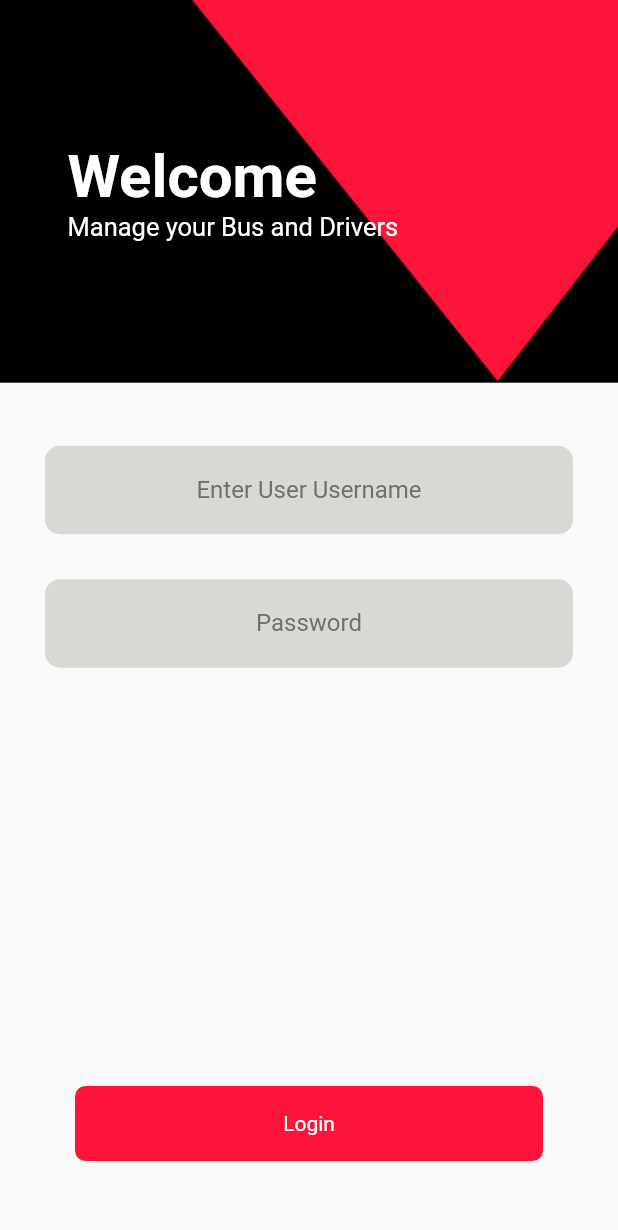
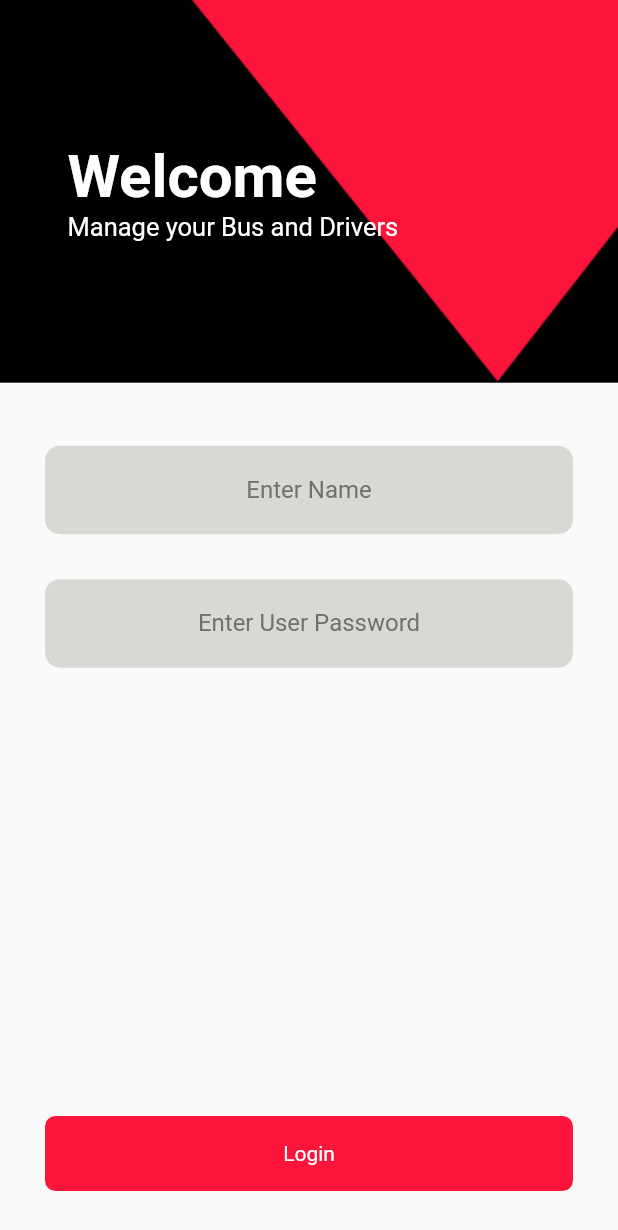
Before and after one commit to vishnuv6333/moovbe_test, a Flutter app: the LoginScreen screen opened by its route, on a phone screen of 412 x 824 dp. Shown: the top 1230 px of the screen. Run offline on Flutter 3.47's test engine with Material 2 defaults, Android fonts, the phone set to English and light mode, and no system bars; our stand-ins replace fluttertoast, hexcolor, shared_preferences; accounts and stored records are empty.

Commit message:
api ntegration user logn add driver

```diff
--- /dev/null
+++ b/lib/Model/AuthModel.dart
@@ -0,0 +1,47 @@
+// To parse this JSON data, do
+//
+//     final authentication = authenticationFromJson(jsonString);
+
+import 'package:meta/meta.dart';
+import 'dart:convert';
+
+Authentication authenticationFromJson(String str) =>
+    Authentication.fromJson(json.decode(str));
+
+String authenticationToJson(Authentication data) => json.encode(data.toJson());
+
+class Authentication {
+  final bool? status;
+  final String? name;
+  final String? refresh;
+  final String? access;
+  final String message;
+  final String? urlId;
+
+  Authentication({
+    required this.status,
+    required this.name,
+    required this.refresh,
+    required this.access,
+    required this.message,
+    required this.urlId,
+  });
+
+  factory Authentication.fromJson(Map<String, dynamic> json) => Authentication(
+        status: json["status"],
+        name: json["name"],
+        refresh: json["refresh"],
+        access: json["access"],
+        message: json["message"],
+        urlId: json["url_id"],
+      );
+
+  Map<String, dynamic> toJson() => {
+        "status": status,
+        "name": name,
+        "refresh": refresh,
+        "access": access,
+        "message": message,
+        "url_id": urlId,
+      };
+}
--- a/lib/Router/route_mange.dart
+++ b/lib/Router/route_mange.dart
@@ -1,12 +1,13 @@
 import 'package:flutter/material.dart';
 import '../Widget/Login_screen.dart';
-import '../Widget/driver_screen.dart';
+import '../Widget/add_driver_screen.dart';
 import '../Widget/driver_screen.dart';
 import '../Widget/home_screen.dart';
 
 // ignore: non_constant_identifier_names
 var RouteManage = <String, WidgetBuilder>{
-  '/login': (context) => const LoginScreen(),
+  '/login': (context) => LoginScreen(),
   '/home': (context) => const HomeScreen(),
   '/driver': (context) => const DriverList(),
+  '/addDriver': (context) => AddDriver(),
 };
--- a/lib/Widget/Login_screen.dart
+++ b/lib/Widget/Login_screen.dart
@@ -1,22 +1,36 @@
 import 'package:flutter/material.dart';
 import 'package:hexcolor/hexcolor.dart';
-import 'package:mooovbe/Widget/home_screen.dart';
+import 'package:provider/provider.dart';
+import 'package:shared_preferences/shared_preferences.dart';
+import '../Provider/Auth.dart';
+import 'common/form.dart';
 
 class LoginScreen extends StatelessWidget {
-  const LoginScreen({Key? key}) : super(key: key);
+  LoginScreen({Key? key}) : super(key: key);
+  final _formKey = GlobalKey<FormState>();
 
   @override
   Widget build(BuildContext context) {
+    final formData = Provider.of<AuthProvider>(context, listen: false);
     return SafeArea(
       child: Scaffold(
         resizeToAvoidBottomInset: false,
         floatingActionButtonLocation:
             FloatingActionButtonLocation.miniCenterDocked,
         floatingActionButton: Padding(
-          padding: const EdgeInsets.all(50),
+          padding: const EdgeInsets.all(30),
           child: InkWell(
-            onTap: () {
-              Navigator.of(context).pushNamed("/home");
+            onTap: () async {
+              if (_formKey.currentState!.validate() == true) {
+                await formData.userlogin(context);
+                if (formData.isLoggedIn == true) {
+                  Navigator.pushNamedAndRemoveUntil(
+                    context,
+                    '/home',
+                    (route) => false,
+                  );
+                }
+              }
             },
             child: Container(
               height: 50,
@@ -68,82 +82,9 @@ class LoginScreen extends StatelessWidget {
               ],
             ),
           ),
-          FormWidget()
+          FormWidget(type: "Login", formKey: _formKey)
         ]),
       ),
     );
   }
 }
-
-class FormWidget extends StatelessWidget {
-  const FormWidget({
-    Key? key,
-  }) : super(key: key);
-
-  @override
-  Widget build(BuildContext context) {
-    return Form(
-        child: Column(
-      children: [
-        Padding(
-          padding: const EdgeInsets.only(left: 30, right: 30, top: 42),
-          child: TextFormField(
-            decoration: InputDecoration(
-                floatingLabelBehavior: FloatingLabelBehavior.never,
-                alignLabelWithHint: true,
-                border: OutlineInputBorder(
-                  borderRadius: BorderRadius.circular(10.0),
-                  borderSide: const BorderSide(
-                    width: 0,
-                    style: BorderStyle.none,
-                  ),
-                ),
-                filled: true,
-                fillColor: HexColor('#2A2A2A1A'),
-                label: Center(
-                    child: Text(
-                  'Enter User Username',
-                  style: TextStyle(color: HexColor('#707070')),
-                ))),
-            keyboardType: TextInputType.emailAddress,
-            validator: (value) {
-              if (value!.isEmpty || !value.contains('@')) {
-                return 'Invalid email!';
-              }
-              return null;
-            },
-            onSaved: (value) {},
-          ),
-        ),
-        Padding(
-          padding: const EdgeInsets.all(30),
-          child: TextFormField(
-            decoration: InputDecoration(
-                floatingLabelBehavior: FloatingLabelBehavior.never,
-                border: OutlineInputBorder(
-                  borderRadius: BorderRadius.circular(10.0),
-                  borderSide: const BorderSide(
-                    width: 0,
-                    style: BorderStyle.none,
-                  ),
-                ),
-                filled: true,
-                fillColor: HexColor('#2A2A2A1A'),
-                label: Center(
-                    child: Text(
-                  'Password',
-                  style: TextStyle(color: HexColor('#707070')),
-                ))),
-            obscureText: true,
-            validator: (value) {
-              if (value!.isEmpty || value.length < 5) {
-                return 'Password is too short!';
-              }
-            },
-            onSaved: (value) {},
-          ),
-        ),
-      ],
-    ));
-  }
-}
--- a/lib/Widget/common/form.dart
+++ b/lib/Widget/common/form.dart
@@ -0,0 +1,126 @@
+import 'package:flutter/material.dart';
+import 'package:hexcolor/hexcolor.dart';
+import 'package:provider/provider.dart';
+
+import '../../Provider/Auth.dart';
+import '../../Provider/driver_list.dart';
+
+class FormWidget extends StatelessWidget {
+  FormWidget({
+    Key? key,
+    required this.type,
+    required this.formKey,
+  }) : super(key: key);
+  final String type;
+  final formKey;
+  @override
+  Widget build(BuildContext context) {
+    final formData = Provider.of<AuthProvider>(context);
+    final DriverProviders = Provider.of<DriverProvider>(context);
+    return Form(
+        key: formKey,
+        child: Column(
+          children: [
+            Padding(
+              padding: const EdgeInsets.only(left: 30, right: 30, top: 42),
+              child: TextFormField(
+                decoration: InputDecoration(
+                    floatingLabelBehavior: FloatingLabelBehavior.never,
+                    alignLabelWithHint: true,
+                    border: OutlineInputBorder(
+                      borderRadius: BorderRadius.circular(10.0),
+                      borderSide: const BorderSide(
+                        width: 0,
+                        style: BorderStyle.none,
+                      ),
+                    ),
+                    filled: true,
+                    fillColor: HexColor('#2A2A2A1A'),
+                    label: Center(
+                        child: Text(
+                      type == '!Login' ? 'Enter User Username' : "Enter Name",
+                      style: TextStyle(color: HexColor('#707070')),
+                    ))),
+                keyboardType: TextInputType.emailAddress,
+                validator: (value) {
+                  if (value!.isEmpty) {
+                    return 'Please Enter username!';
+                  }
+                  return null;
+                },
+                onChanged: (value) => type == 'Login'
+                    ? formData.setName(value)
+                    : DriverProviders.driverName(value),
+                onSaved: (value) {},
+              ),
+            ),
+            Padding(
+              padding: const EdgeInsets.all(30),
+              child: TextFormField(
+                decoration: InputDecoration(
+                    floatingLabelBehavior: FloatingLabelBehavior.never,
+                    border: OutlineInputBorder(
+                      borderRadius: BorderRadius.circular(10.0),
+                      borderSide: const BorderSide(
+                        width: 0,
+                        style: BorderStyle.none,
+                      ),
+                    ),
+                    filled: true,
+                    fillColor: HexColor('#2A2A2A1A'),
+                    label: Center(
+                        child: Text(
+                      type == 'Login'
+                          ? 'Enter User Password'
+                          : "Enter License Number",
+                      style: TextStyle(color: HexColor('#707070')),
+                    ))),
+                obscureText: true,
+                validator: (value) {
+                  if (value!.isEmpty) {
+                    return 'Please Enter Password !';
+                  }
+                  return null;
+                },
+                onChanged: (value) => type == 'Login'
+                    ? formData.setPassword(value)
+                    : DriverProviders.LicenceN(value),
+                onSaved: (value) {},
+              ),
+            ),
+            type == 'addDriver'
+                ? Padding(
+                    padding: const EdgeInsets.only(left: 30, right: 30),
+                    child: TextFormField(
+                      decoration: InputDecoration(
+                          floatingLabelBehavior: FloatingLabelBehavior.never,
+                          border: OutlineInputBorder(
+                            borderRadius: BorderRadius.circular(10.0),
+                            borderSide: const BorderSide(
+                              width: 0,
+                              style: BorderStyle.none,
+                            ),
+                          ),
+                          filled: true,
+                          fillColor: HexColor('#2A2A2A1A'),
+                          label: Center(
+                              child: Text(
+                            "Mobile Number",
+                            style: TextStyle(color: HexColor('#707070')),
+                          ))),
+                      obscureText: true,
+                      validator: (value) {
+                        if (value!.isEmpty) {
+                          return 'Please Enter Mobile';
+                        }
+                        return null;
+                      },
+                      onChanged: (value) => DriverProviders.mobileN(value),
+                      onSaved: (value) {},
+                    ),
+                  )
+                : SizedBox()
+          ],
+        ));
+  }
+}
--- a/lib/Widget/home_screen.dart
+++ b/lib/Widget/home_screen.dart
@@ -1,8 +1,5 @@
 import 'package:flutter/material.dart';
-import 'package:hexcolor/hexcolor.dart';
-
 import '../Constant/dummy.dart';
-import '../Model/BusModel.dart' as ors;
 import 'common/bus_driver_list.dart';
 import 'common/card.dart';
 
--- a/pubspec.yaml
+++ b/pubspec.yaml
@@ -37,6 +37,10 @@ dependencies:
   hexcolor: ^2.0.6
   provider: ^6.0.2
   http: ^0.13.5
+  shared_preferences: ^2.0.15
+  fluttertoast: ^8.0.7
+
+
 
 dev_dependencies:
   flutter_test:
```
Also changed, not shown: lib/Model/AddDriverModel.dart (added, +26 -0 lines), lib/Model/DriverModel.dart (+4 -4 lines), lib/Provider/Auth.dart (added, +77 -0 lines), lib/Provider/driver_list.dart (+110 -9 lines), lib/Widget/add_driver_screen.dart (+43 -6 lines), lib/Widget/common/bus_driver_list.dart (+8 -3 lines), lib/Widget/driver_screen.dart (+43 -16 lines), lib/Widget/splash_screen.dart (+19 -5 lines), lib/main.dart (+16 -4 lines), pubspec.lock, 1 other file.
